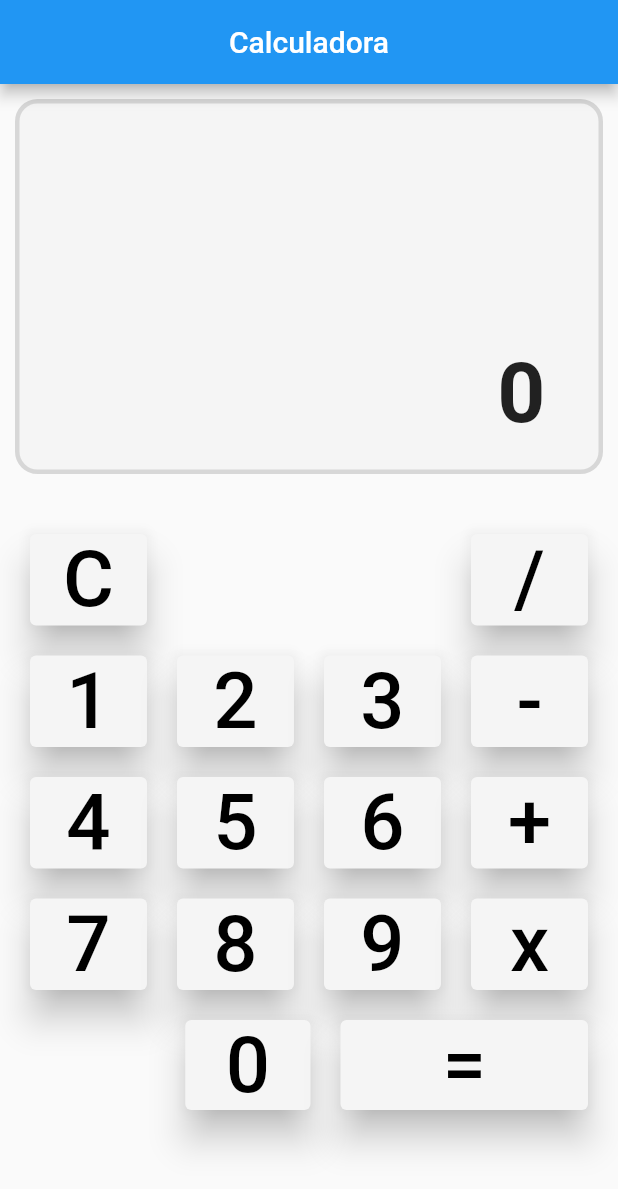
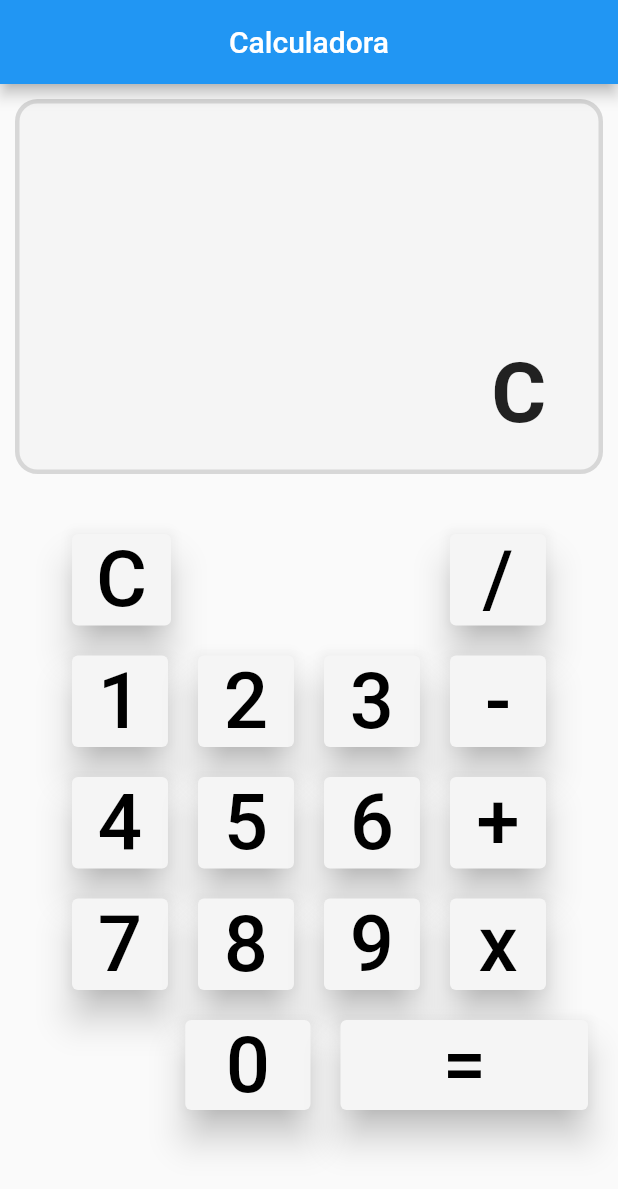
Before and after one commit to morawer/Flutter-Test-Design, a Flutter app: the screen it shows after launch, after a tap on an icon or button, on a phone screen of 412 x 824 dp. Shown: the top 1189 px of the screen. Run offline on Flutter 3.47's test engine with Material 2 defaults, Android fonts, the phone set to English and light mode, and no system bars.

Commit message:
StatelessWidget changed to StatefullWidget

```diff
--- a/lib/home_screen.dart
+++ b/lib/home_screen.dart
@@ -1,12 +1,37 @@
 import 'package:flutter/material.dart';
 
-String output = '0';
-pressedButton(String buttonText) {
-  output = buttonText;
+class HomeScreen extends StatefulWidget {
+  const HomeScreen({Key? key}) : super(key: key);
+
+  @override
+  State<HomeScreen> createState() => _HomeScreenState();
 }
 
-class HomeScreen extends StatelessWidget {
-  const HomeScreen({Key? key}) : super(key: key);
+String output = '0';
+
+class _HomeScreenState extends State<HomeScreen> {
+  pressedButton(String buttonText) {
+    output = buttonText;
+    setState(() {});
+  }
+
+  Widget _creatorButton(String buttonText) {
+    return Padding(
+      padding: const EdgeInsets.all(10.0),
+      child: ElevatedButton(
+        style: ButtonStyle(
+            elevation: MaterialStateProperty.all(10),
+            backgroundColor: MaterialStateProperty.all(Colors.grey[100])),
+        onPressed: () {
+          pressedButton(buttonText);
+        },
+        child: Text(
+          buttonText,
+          style: const TextStyle(fontSize: 52, color: Colors.black),
+        ),
+      ),
+    );
+  }
 
   @override
   Widget build(BuildContext context) {
@@ -37,8 +62,8 @@ class HomeScreen extends StatelessWidget {
                 mainAxisAlignment: MainAxisAlignment.center,
                 children: [
                   _creatorButton('C'),
-                  const Expanded(child: SizedBox(height: 50)),
-                  const Expanded(child: SizedBox(height: 50)),
+                  const SizedBox(height: 50, width: 83),
+                  const SizedBox(height: 50, width: 83),
                   _creatorButton('/'),
                 ],
               ),
@@ -85,25 +110,3 @@ class HomeScreen extends StatelessWidget {
     );
   }
 }
-
-Widget _creatorButton(String buttonText) {
-  return Expanded(
-    child: Padding(
-      padding: const EdgeInsets.all(10.0),
-      child: ElevatedButton(
-        style: ButtonStyle(
-            elevation: MaterialStateProperty.all(10),
-            backgroundColor: MaterialStateProperty.all(Colors.grey[100])),
-        onPressed: () {
-          pressedButton(buttonText);
-          // ignore: avoid_print
-          print(buttonText);
-        },
-        child: Text(
-          buttonText,
-          style: const TextStyle(fontSize: 52, color: Colors.black),
-        ),
-      ),
-    ),
-  );
-}
```
